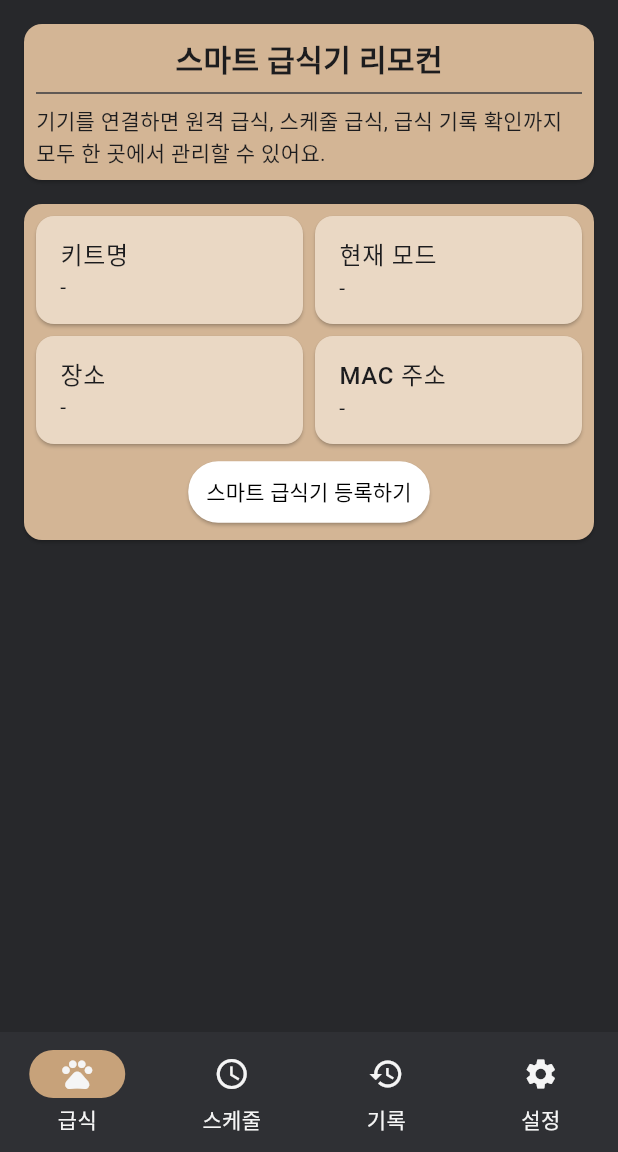
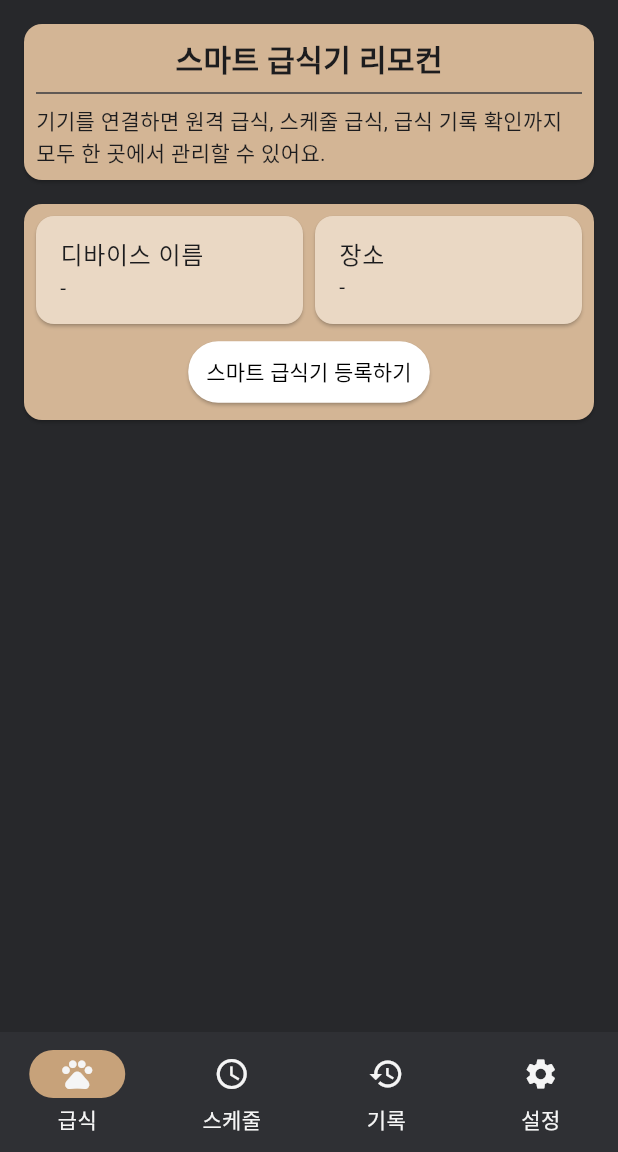
Before and after one commit to niw5924/smart-feeder-remote, a Flutter app: the FeedScreen screen opened by its route, on a phone screen of 412 x 824 dp, the part 84-1236 px from its top. Run offline on Flutter 3.47's test engine with Material 3 defaults, Android fonts, the phone set to English and light mode, and no system bars; drawn by our look-alikes of loader_overlay; our stand-ins replace device_info_plus, dio, firebase_auth, firebase_core, flutter_dotenv, flutter_phoenix and 6 more; missing offline and left inert: wifi_iot; accounts and stored records are empty.

Commit message:
chore: 급식화면 현재모드/MAC 주소 삭제

```diff
--- a/lib/screens/feed/feed_screen.dart
+++ b/lib/screens/feed/feed_screen.dart
@@ -58,7 +58,7 @@ class FeedScreen extends StatelessWidget {
                         flex: 1,
                         child: AppCard(
                           color: AppColors.cardSecondary,
-                          child: AppListTile(title: '키트명', subtitle: '-'),
+                          child: AppListTile(title: '디바이스 이름', subtitle: '-'),
                         ),
                       ),
                       SizedBox(width: 8),
@@ -66,27 +66,7 @@ class FeedScreen extends StatelessWidget {
                         flex: 1,
                         child: AppCard(
                           color: AppColors.cardSecondary,
-                          child: AppListTile(title: '현재 모드', subtitle: '-'),
-                        ),
-                      ),
-                    ],
-                  ),
-                  const SizedBox(height: 8),
-                  const Row(
-                    children: [
-                      Expanded(
-                        flex: 1,
-                        child: AppCard(
-                          color: AppColors.cardSecondary,
                           child: AppListTile(title: '장소', subtitle: '-'),
-                        ),
-                      ),
-                      SizedBox(width: 8),
-                      Expanded(
-                        flex: 1,
-                        child: AppCard(
-                          color: AppColors.cardSecondary,
-                          child: AppListTile(title: 'MAC 주소', subtitle: '-'),
                         ),
                       ),
                     ],
```
